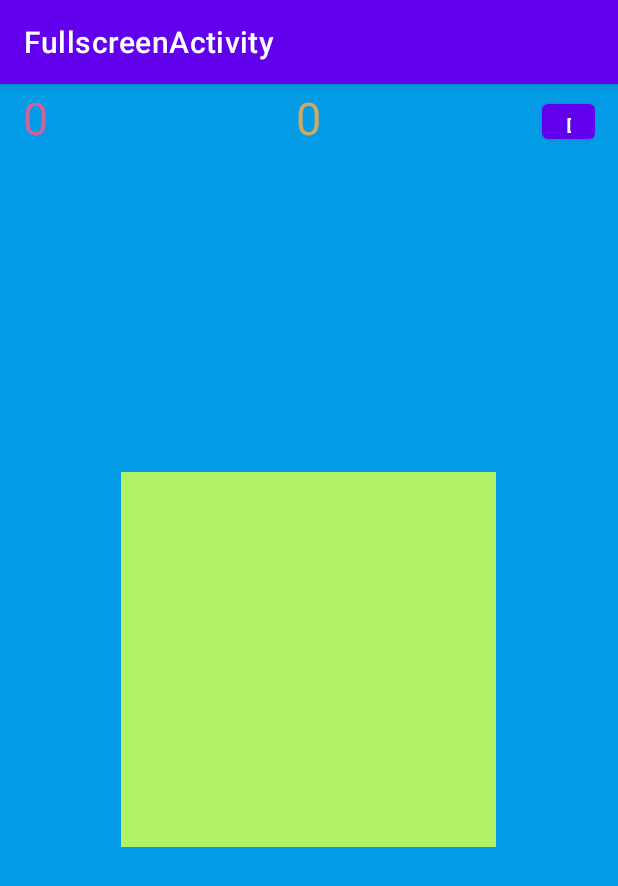
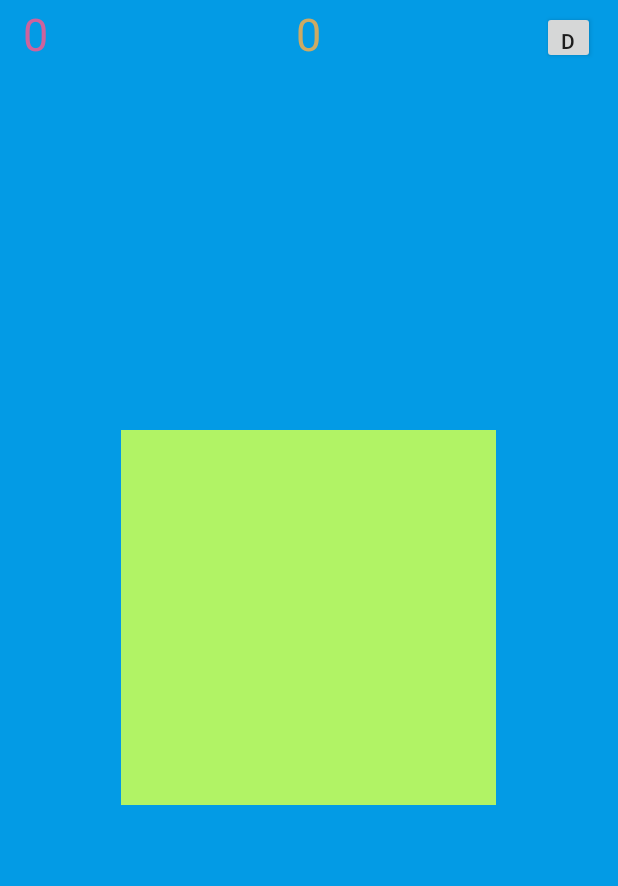
Before and after one commit to xfjboss/android-test-demo, an Android app: the screen it shows after launch (MainActivity), on a phone screen of 412 x 824 dp. Shown: the top 886 px of the screen. Run offline under Robolectric (Android 15) with nearby library versions, the phone set to English and light mode, and no system bars; our stand-ins replace EventBus.

```diff
--- a/app/src/main/AndroidManifest.xml
+++ b/app/src/main/AndroidManifest.xml
@@ -8,18 +8,16 @@
         android:dataExtractionRules="@xml/data_extraction_rules"
         android:fullBackupContent="@xml/backup_rules"
         android:icon="@mipmap/ic_launcher"
-        android:label="@string/app_name"
         android:roundIcon="@mipmap/ic_launcher_round"
         android:supportsRtl="true"
-        android:theme="@style/Theme.VirtuesAccumulator"
+        android:theme="@style/Theme.VirtuesAccumulator.Fullscreen"
         tools:targetApi="31">
 
         <activity
             android:name=".views.MainActivity"
             android:configChanges="orientation|keyboardHidden|screenSize"
             android:exported="true"
-            android:label="@string/title_activity_fullscreen"
-            android:theme="@style/Theme.VirtuesAccumulator.Fullscreen">
+            android:theme="@style/AppTheme.NoActionBar">
 
             <intent-filter>
                 <action android:name="android.intent.action.MAIN" />
--- /dev/null
+++ b/app/src/main/java/com/example/virtuesaccumulator/views/VAStoreActivity.java
@@ -0,0 +1,4 @@
+package com.example.virtuesaccumulator.views;
+
+public class VAStoreActivity {
+}
--- a/app/src/main/res/values/themes.xml
+++ b/app/src/main/res/values/themes.xml
@@ -26,4 +26,7 @@
         <item name="fullscreenBackgroundColor">@color/light_blue_600</item>
         <item name="fullscreenTextColor">@color/light_blue_A200</item>
     </style>
+    <style name="AppTheme.NoActionBar" parent="Theme.AppCompat.Light.NoActionBar">
+        <!-- Customize your theme here. -->
+    </style>
 </resources>
```
Also changed, not shown: app/src/main/java/com/example/virtuesaccumulator/views/MainActivity.java (+6 -1 lines).
